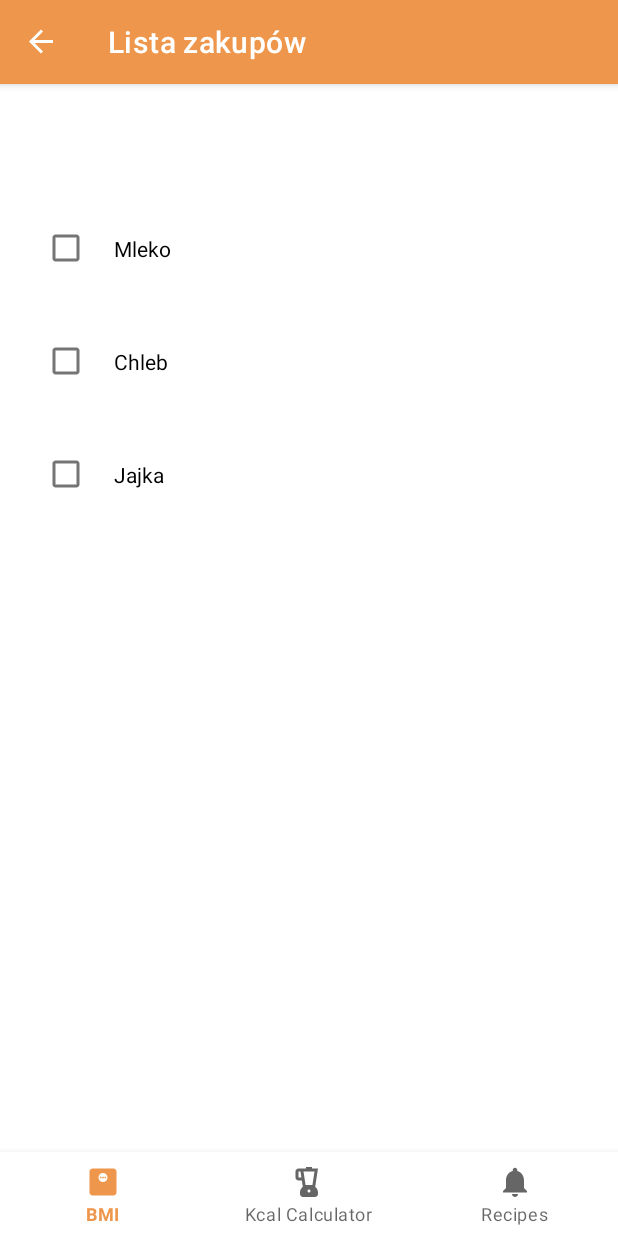
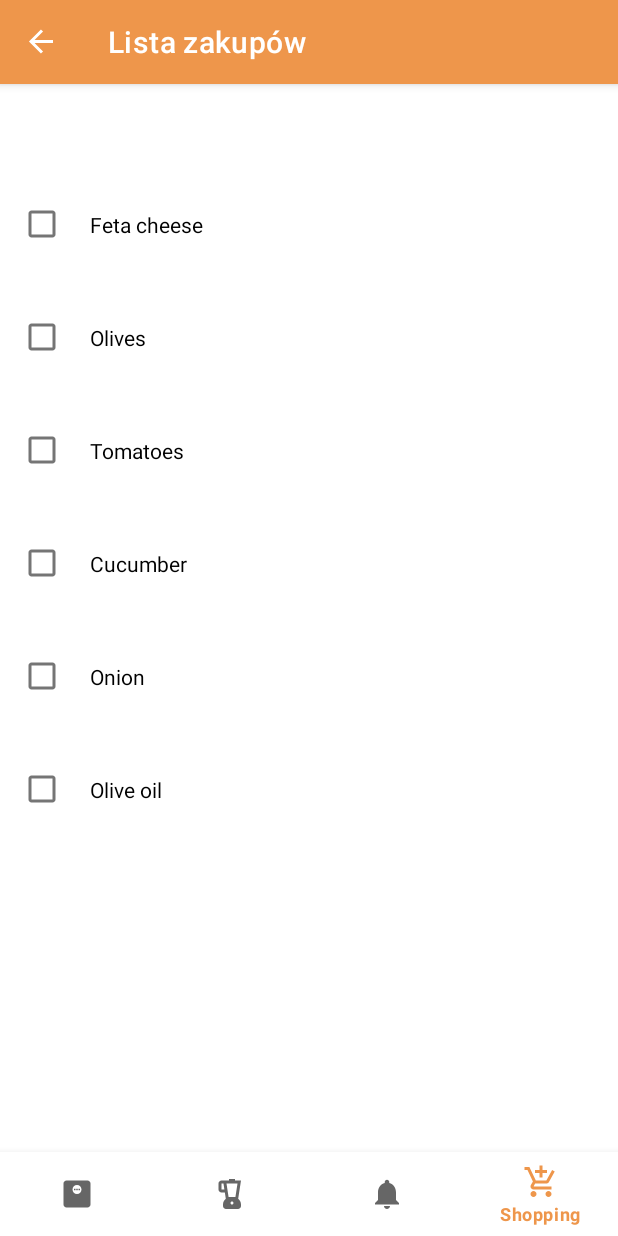
Before and after one commit to s24279-pj/s24279-PAMO_12-2025, an Android app: the ShoppingListFragment screen opened through its navigation route, on a phone screen of 412 x 824 dp. Run offline under Robolectric (Android 15) with nearby library versions, the phone set to English and light mode, and no system bars; our stand-ins replace navigation-ui.

Commit message:
added shopping list

```diff
--- a/BMIextended/app/src/main/java/com/example/bmiextended/adapter/ShoppingListAdapter.kt
+++ b/BMIextended/app/src/main/java/com/example/bmiextended/adapter/ShoppingListAdapter.kt
@@ -1,8 +1,6 @@
 package com.example.bmiextended.adapter
 
-import android.view.LayoutInflater
-import android.view.View
-import android.view.ViewGroup
+import android.view.*
 import android.widget.CheckBox
 import androidx.recyclerview.widget.RecyclerView
 import com.example.bmiextended.R
@@ -13,26 +11,25 @@ class ShoppingListAdapter(
     private val onCheckedChange: (Int) -> Unit
 ) : RecyclerView.Adapter<ShoppingListAdapter.VH>() {
 
-    inner class VH(view: View) : RecyclerView.ViewHolder(view) {
+    inner class VH(view: View): RecyclerView.ViewHolder(view) {
         val cb: CheckBox = view.findViewById(R.id.checkBox)
     }
 
-    override fun onCreateViewHolder(parent: ViewGroup, viewType: Int): VH {
-        val view = LayoutInflater.from(parent.context).inflate(R.layout.item_shopping, parent, false)
-        return VH(view)
+    override fun onCreateViewHolder(p: ViewGroup, vt: Int) =
+        LayoutInflater.from(p.context)
+            .inflate(R.layout.item_shopping, p, false)
+            .let { VH(it) }
+
+    override fun onBindViewHolder(h: VH, i: Int) {
+        val it = items[i]
+        h.cb.text = it.name
+        h.cb.isChecked = it.isChecked
+        h.cb.setOnClickListener { onCheckedChange(i) }
     }
 
-    override fun onBindViewHolder(holder: VH, position: Int) {
-        val item = items[position]
-        holder.cb.text = item.name
-        holder.cb.isChecked = item.isChecked
-        holder.cb.setOnClickListener { onCheckedChange(position) }
-    }
-
-    override fun getItemCount(): Int = items.size
+    override fun getItemCount() = items.size
 
     fun updateList(newItems: List<ShoppingItem>) {
-        items = newItems
-        notifyDataSetChanged()
+        items = newItems; notifyDataSetChanged()
     }
 }
--- a/BMIextended/app/src/main/java/com/example/bmiextended/ui/recipe/RecipeFragment.kt
+++ b/BMIextended/app/src/main/java/com/example/bmiextended/ui/recipe/RecipeFragment.kt
@@ -40,7 +40,7 @@ class RecipeFragment : Fragment() {
 
         recipeViewModel.recipes.observe(viewLifecycleOwner) { recipes ->
             recipeAdapter = RecipeAdapter(recipes) { selectedRecipe ->
-                findNavController().navigate(R.id.navigation_shopping_list)
+                findNavController().navigate(R.id.shoppingListFragment)
             }
             binding.recipeRecyclerView.adapter = recipeAdapter
         }
--- a/BMIextended/app/src/main/java/com/example/bmiextended/ui/shoppingList/ShoppingListFragment.kt
+++ b/BMIextended/app/src/main/java/com/example/bmiextended/ui/shoppingList/ShoppingListFragment.kt
@@ -14,16 +14,13 @@ class ShoppingListFragment : Fragment() {
     private val viewModel: ShoppingListViewModel by viewModels()
     private lateinit var adapter: ShoppingListAdapter
 
-    override fun onCreateView(inflater: LayoutInflater, container: ViewGroup?, savedInstanceState: Bundle?): View {
-        _binding = FragmentShoppingListBinding.inflate(inflater, container, false)
-        return binding.root
-    }
+    override fun onCreateView(inflater: LayoutInflater, c: ViewGroup?, b: Bundle?) =
+        FragmentShoppingListBinding.inflate(inflater, c, false).also { _binding = it }.root
 
     override fun onViewCreated(view: View, savedInstanceState: Bundle?) {
-        adapter = ShoppingListAdapter(emptyList()) { position ->
-            viewModel.toggleItemChecked(position)
+        adapter = ShoppingListAdapter(emptyList()) { pos ->
+            viewModel.toggleItemChecked(pos)
         }
-
         binding.shoppingRecyclerView.layoutManager = LinearLayoutManager(context)
         binding.shoppingRecyclerView.adapter = adapter
 
--- a/BMIextended/app/src/main/java/com/example/bmiextended/ui/shoppingList/ShoppingListViewModel.kt
+++ b/BMIextended/app/src/main/java/com/example/bmiextended/ui/shoppingList/ShoppingListViewModel.kt
@@ -6,19 +6,22 @@ import androidx.lifecycle.ViewModel
 import com.example.bmiextended.model.ShoppingItem
 
 class ShoppingListViewModel : ViewModel() {
-    private val _items = MutableLiveData(
+    private val _items = MutableLiveData<List<ShoppingItem>>(
         listOf(
-            ShoppingItem("Mleko"),
-            ShoppingItem("Chleb"),
-            ShoppingItem("Jajka")
+            ShoppingItem("Feta cheese"),
+            ShoppingItem("Olives"),
+            ShoppingItem("Tomatoes"),
+            ShoppingItem("Cucumber"),
+            ShoppingItem("Onion"),
+            ShoppingItem("Olive oil")
         )
     )
     val items: LiveData<List<ShoppingItem>> = _items
 
-    fun toggleItemChecked(position: Int) {
+    fun toggleItemChecked(index: Int) {
         val updated = _items.value?.toMutableList() ?: return
-        val item = updated[position]
-        updated[position] = item.copy(isChecked = !item.isChecked)
+        val item = updated[index]
+        updated[index] = item.copy(isChecked = !item.isChecked)
         _items.value = updated
     }
 }
--- /dev/null
+++ b/BMIextended/app/src/main/res/drawable/ic_shopping_cart.xml
@@ -0,0 +1,5 @@
+<vector xmlns:android="http://schemas.android.com/apk/res/android" android:height="24dp" android:tint="#000000" android:viewportHeight="24" android:viewportWidth="24" android:width="24dp">
+
+    <path android:fillColor="@android:color/white" android:pathData="M11,9h2L13,6h3L16,4h-3L13,1h-2v3L8,4v2h3v3zM7,18c-1.1,0 -1.99,0.9 -1.99,2S5.9,22 7,22s2,-0.9 2,-2 -0.9,-2 -2,-2zM17,18c-1.1,0 -1.99,0.9 -1.99,2s0.89,2 1.99,2 2,-0.9 2,-2 -0.9,-2 -2,-2zM7.17,14.75l0.03,-0.12 0.9,-1.63h7.45c0.75,0 1.41,-0.41 1.75,-1.03l3.86,-7.01L19.42,4h-0.01l-1.1,2 -2.76,5L8.53,11l-0.13,-0.27L6.16,6l-0.95,-2 -0.94,-2L1,2v2h2l3.6,7.59 -1.35,2.45c-0.16,0.28 -0.25,0.61 -0.25,0.96 0,1.1 0.9,2 2,2h12v-2L7.42,15c-0.13,0 -0.25,-0.11 -0.25,-0.25z"/>
+
+</vector>
--- a/BMIextended/app/src/main/res/layout/fragment_bmi.xml
+++ b/BMIextended/app/src/main/res/layout/fragment_bmi.xml
@@ -65,10 +65,12 @@
         android:id="@+id/historyButton"
         android:layout_width="wrap_content"
         android:layout_height="wrap_content"
-        android:text="Pokaż historię BMI"
-        app:layout_constraintTop_toBottomOf="@id/bmiMessage"
+        android:text="@string/poka_histori_bmi"
+        app:layout_constraintTop_toBottomOf="@id/calculateButton"
         app:layout_constraintStart_toStartOf="parent"
+        app:layout_constraintEnd_toEndOf="parent"
         android:layout_marginTop="16dp"/>
+
 
 
     <TextView
--- a/BMIextended/app/src/main/res/layout/fragment_shopping_list.xml
+++ b/BMIextended/app/src/main/res/layout/fragment_shopping_list.xml
@@ -1,18 +1,11 @@
-<?xml version="1.0" encoding="utf-8"?>
-<androidx.constraintlayout.widget.ConstraintLayout xmlns:android="http://schemas.android.com/apk/res/android"
+<!-- res/layout/fragment_shopping_list.xml -->
+<LinearLayout xmlns:android="http://schemas.android.com/apk/res/android"
     android:layout_width="match_parent"
     android:layout_height="match_parent"
-    xmlns:app="http://schemas.android.com/apk/res-auto">
+    android:orientation="vertical">
 
     <androidx.recyclerview.widget.RecyclerView
         android:id="@+id/shoppingRecyclerView"
-        android:layout_width="0dp"
-        android:layout_height="0dp"
-        android:padding="16dp"
-        app:layout_constraintTop_toTopOf="parent"
-        app:layout_constraintBottom_toBottomOf="parent"
-        app:layout_constraintStart_toStartOf="parent"
-        app:layout_constraintEnd_toEndOf="parent"/>
-
-
-</androidx.constraintlayout.widget.ConstraintLayout>
+        android:layout_width="match_parent"
+        android:layout_height="match_parent" />
+</LinearLayout>
--- a/BMIextended/app/src/main/res/layout/item_shopping.xml
+++ b/BMIextended/app/src/main/res/layout/item_shopping.xml
@@ -10,6 +10,6 @@
         android:layout_width="match_parent"
         android:layout_height="wrap_content"
         android:padding="16dp"
-        android:text="Shopping Item" />
+        android:text="@string/shopping_item" />
 
 </androidx.constraintlayout.widget.ConstraintLayout>
--- a/BMIextended/app/src/main/res/menu/bottom_nav_menu.xml
+++ b/BMIextended/app/src/main/res/menu/bottom_nav_menu.xml
@@ -16,4 +16,10 @@
         android:icon="@drawable/ic_notifications_black_24dp"
         android:title="@string/title_recipes" />
 
+    <item
+        android:id="@+id/shoppingListFragment"
+        android:icon="@drawable/ic_shopping_cart"
+        android:title="@string/shopping" />
+
+
 </menu>
--- a/BMIextended/app/src/main/res/navigation/mobile_navigation.xml
+++ b/BMIextended/app/src/main/res/navigation/mobile_navigation.xml
@@ -24,9 +24,9 @@
         tools:layout="@layout/fragment_recipe" />
 
     <fragment
-        android:id="@+id/navigation_shopping_list"
+        android:id="@+id/shoppingListFragment"
         android:name="com.example.bmiextended.ui.shoppingList.ShoppingListFragment"
-        android:label="Lista zakupów"
+        android:label="@string/lista_zakup_w"
         tools:layout="@layout/fragment_shopping_list" />
 
     <fragment
--- a/BMIextended/app/src/main/res/values/strings.xml
+++ b/BMIextended/app/src/main/res/values/strings.xml
@@ -15,4 +15,8 @@
     <string name="recipe_name">Recipe Name</string>
     <string name="_200_kcal">200 kcal</string>
     <string name="recipe_description">Recipe Description</string>
+    <string name="shopping_item">Shopping Item</string>
+    <string name="lista_zakup_w">Lista zakupów</string>
+    <string name="shopping">Shopping</string>
+    <string name="poka_histori_bmi">Pokaż historię BMI</string>
 </resources>
```
